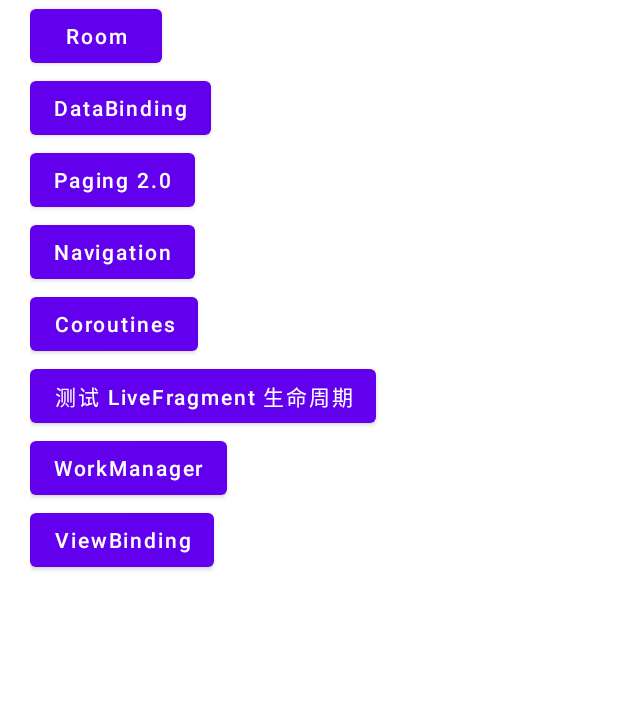
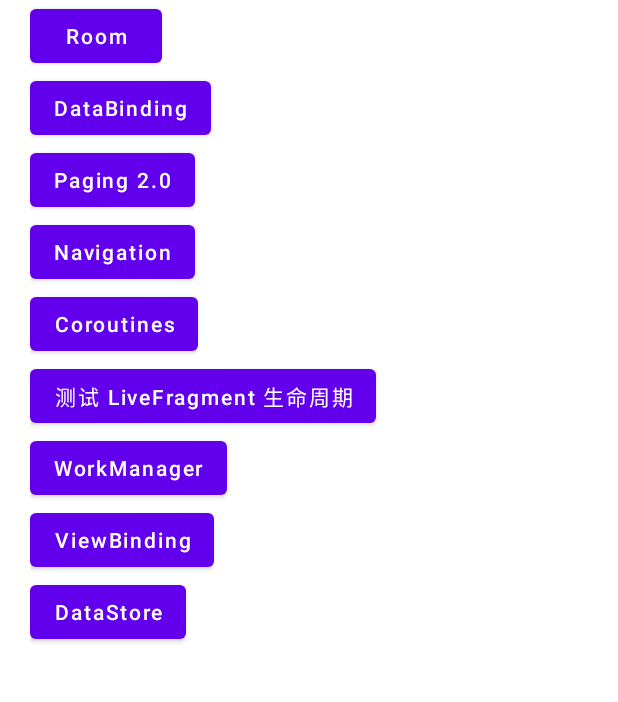
Before and after one commit to Bloodsoul121/JetpackDemo, an Android app: the screen it shows after launch (MainActivity), on a phone screen of 412 x 824 dp, the part 102-804 px from its top. Run offline under Robolectric (Android 15) with nearby library versions, the phone set to English and light mode, and no system bars.

Commit message:
commit PreferencesDataStore

```diff
--- a/app/build.gradle
+++ b/app/build.gradle
@@ -104,6 +104,10 @@ dependencies {
 
     // 协程
     implementation "org.jetbrains.kotlinx:kotlinx-coroutines-core:1.4.1"
+
+//    implementation "androidx.datastore:datastore-core:1.0.0-alpha05"
+    implementation "androidx.datastore:datastore-preferences:1.0.0-alpha05"
+    implementation "androidx.datastore:datastore-preferences-core:1.0.0-alpha05"
 }
 
 repositories {
--- a/app/src/main/AndroidManifest.xml
+++ b/app/src/main/AndroidManifest.xml
@@ -14,6 +14,7 @@
         android:roundIcon="@mipmap/ic_launcher_round"
         android:supportsRtl="true"
         android:theme="@style/Theme.JetpackDemo">
+        <activity android:name="com.blood.jetpackdemo.activity.DataStoreActivity" />
         <activity android:name="com.blood.jetpackdemo.activity.ViewBindingActivity" />
         <activity android:name=".live.LiveActivity" />
         <activity android:name=".activity.CoroutinesActivity" />
--- a/app/src/main/java/com/blood/jetpackdemo/activity/MainActivity.java
+++ b/app/src/main/java/com/blood/jetpackdemo/activity/MainActivity.java
@@ -52,4 +52,8 @@ public class MainActivity extends AppCompatActivity {
     public void clickBtn9(View view) {
         startActivity(new Intent(this, ViewBindingActivity.class));
     }
+
+    public void clickBtn10(View view) {
+        startActivity(new Intent(this, DataStoreActivity.class));
+    }
 }
--- a/app/src/main/res/layout/activity_main2.xml
+++ b/app/src/main/res/layout/activity_main2.xml
@@ -79,4 +79,12 @@
         android:textAllCaps="false"
         tools:ignore="HardcodedText" />
 
+    <Button
+        android:layout_width="wrap_content"
+        android:layout_height="wrap_content"
+        android:onClick="clickBtn10"
+        android:text="DataStore"
+        android:textAllCaps="false"
+        tools:ignore="HardcodedText" />
+
 </LinearLayout>
```
Also changed, not shown: app/src/main/java/com/blood/jetpackdemo/activity/DataStoreActivity.kt (added, +55 -0 lines), app/src/main/res/layout/activity_data_store.xml (added, +22 -0 lines).
